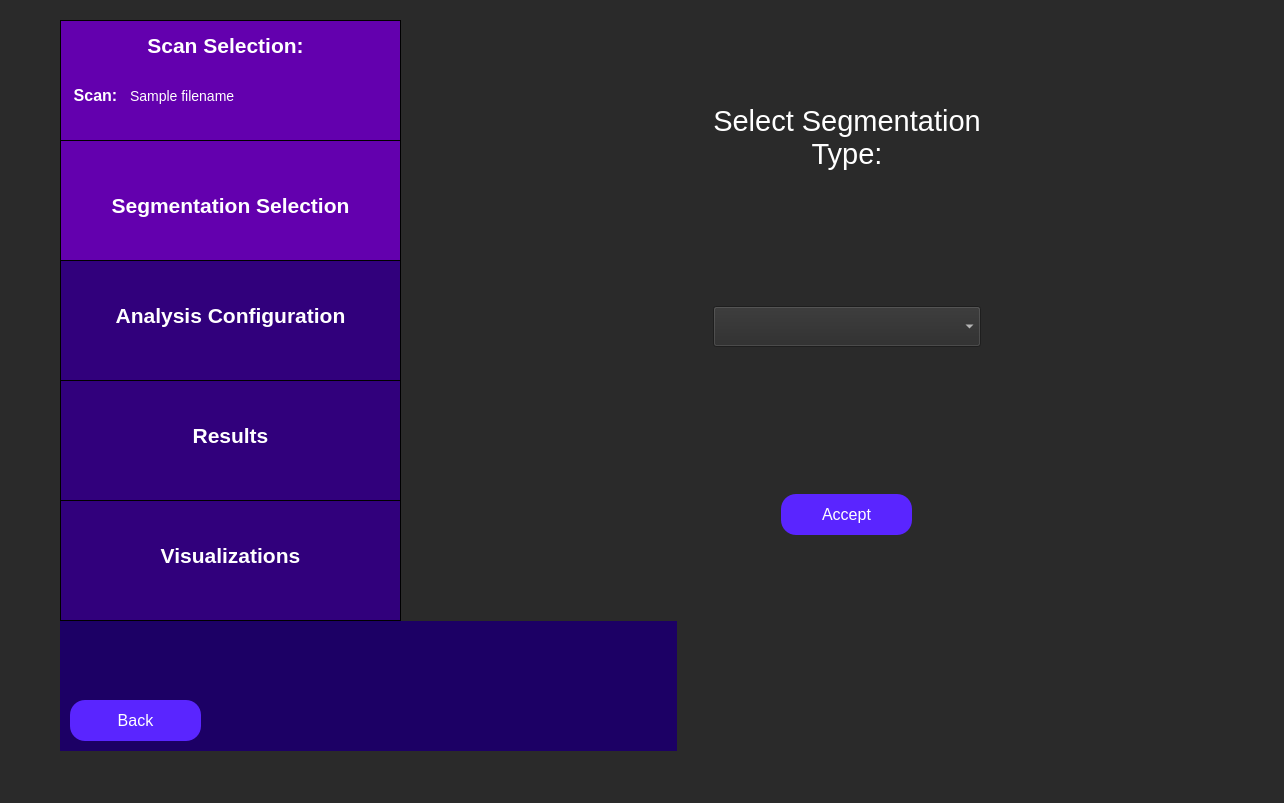
First picture: the form in src/gui/seg_loading/ui/seg_type_selection.ui, repository TUL-Dev/QuantUS-Plugins-CEUS, before the edit.
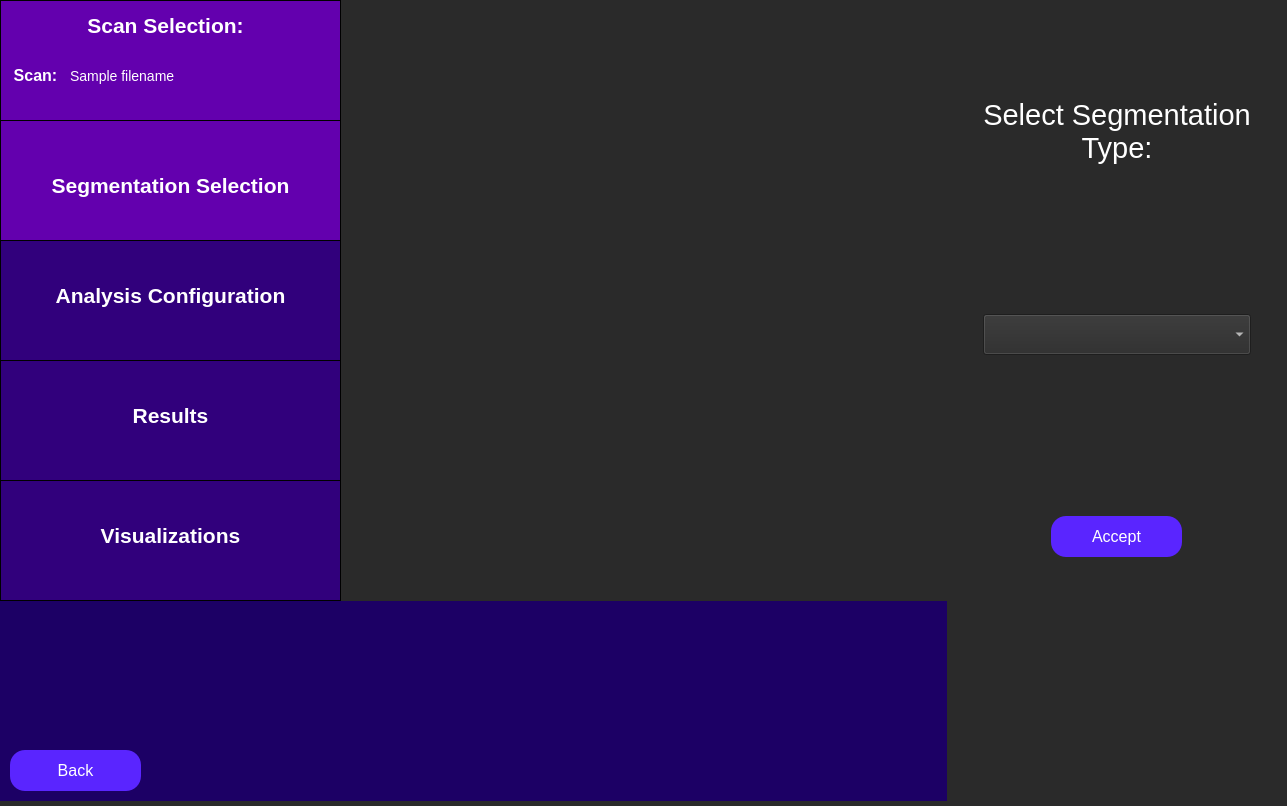
Second picture: the form after the edit.

Patch:
```diff
--- a/src/gui/seg_loading/ui/seg_type_selection.ui
+++ b/src/gui/seg_loading/ui/seg_type_selection.ui
@@ -6,8 +6,8 @@
    <rect>
     <x>0</x>
     <y>0</y>
-    <width>1284</width>
-    <height>803</height>
+    <width>1287</width>
+    <height>806</height>
    </rect>
   </property>
   <property name="minimumSize">
@@ -27,10 +27,10 @@
   <widget class="QWidget" name="horizontalLayoutWidget_4">
    <property name="geometry">
     <rect>
-     <x>60</x>
-     <y>20</y>
-     <width>951</width>
-     <height>731</height>
+     <x>0</x>
+     <y>0</y>
+     <width>1281</width>
+     <height>801</height>
     </rect>
    </property>
    <layout class="QHBoxLayout" name="full_screen_layout" stretch="0,0">
```
